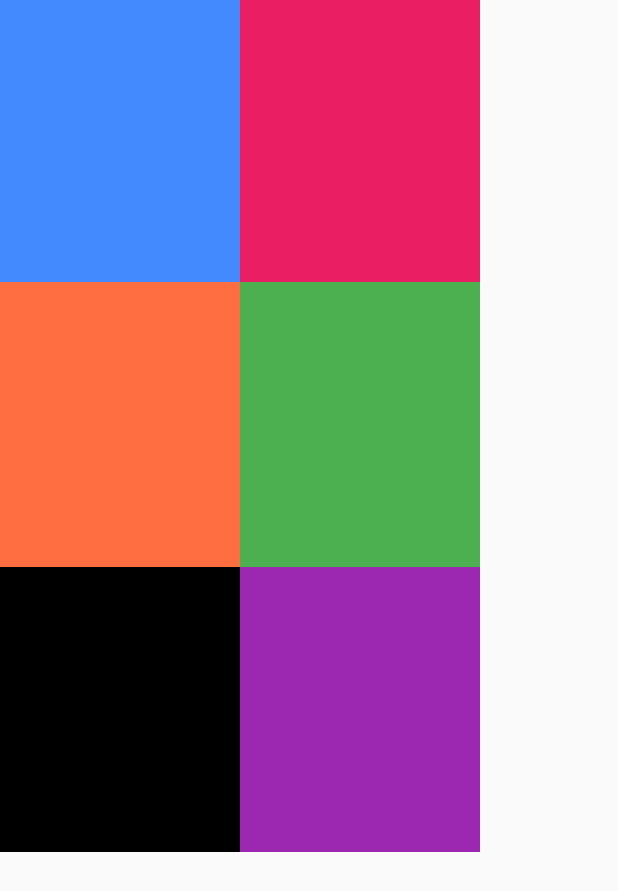
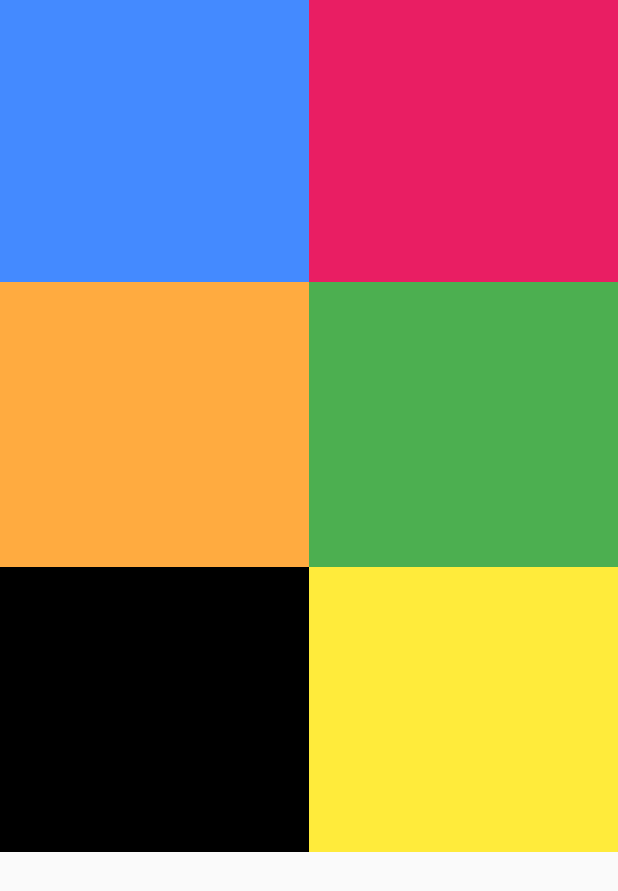
Before and after one commit to NkululekoMbhele/flutter-project-1-color-grid, a Flutter app: the screen it shows after launch, on a phone screen of 412 x 824 dp. Shown: the top 891 px of the screen. Run offline on Flutter 3.47's test engine with Material 2 defaults, Android fonts, the phone set to English and light mode, and no system bars.

Commit message:
The row Flexible fixed the width

```diff
--- a/lib/main.dart
+++ b/lib/main.dart
@@ -1,4 +1,3 @@
-
 import 'package:flutter/material.dart';
 
 void main() => runApp(const MyApp());
@@ -14,6 +13,10 @@ class MyApp extends StatelessWidget {
     //var width = screenSize.width;
     //var height = screenSize.height;
 
+    // The Flexible widget inside the containers row ensures that we don't worry about the device screen width
+    // This resizes the container to fill the extra ba
+    //We need to come with a similar solution for the height
+
     return MaterialApp(
       title: 'Welcome to Flutter',
       home: Scaffold(
@@ -23,63 +26,81 @@ class MyApp extends StatelessWidget {
           backgroundColor: Colors.deepOrangeAccent,
         ),*/
           body:Column(
+            mainAxisSize: MainAxisSize.max, // occupy all the y-axis space
             children: <Widget>[
               Row(
                 children: <Widget>[
-                Container(
-                  width: 160,
+                  Flexible(
+                      fit: FlexFit.tight,
+                      child:Container(
+                        width: 100,
                         height: 188,
                         decoration: BoxDecoration(
-                    color: Colors.blueAccent,
-                    //border: Border.all()
+                            color: Colors.blueAccent
+                        ),
+                      )
+                  ),
+                  Flexible(
+                    fit:FlexFit.tight,
+                    child: Container(
+                      width: 100,
+                      height: 188,
+                      decoration: BoxDecoration(
+                          color: Colors.pink
                       ),
                     ),
-                Container(
-                  width: 160,
-                  height: 188,
-                  decoration: BoxDecoration(
-                    color: Colors.pink,
-                   // border: Border.all()
                   ),
-                )
                 ],
               ),
               Row(
                   children: <Widget>[
-                Container(
-                  width: 160,
+                    Flexible(
+                        fit: FlexFit.tight,
+                        child:Container(
+                          width: 100,
                           height: 190,
                           decoration: BoxDecoration(
-                    color: Colors.deepOrangeAccent
+                              color: Colors.orangeAccent
                           ),
+                        )
                     ),
-                Container(
-                  width: 160,
+                    Flexible(
+                      fit:FlexFit.tight,
+                      child: Container(
+                        width: 100,
                         height: 190,
                         decoration: BoxDecoration(
                             color: Colors.green
                         ),
-                )
+                      ),
+                    ),
                   ]
               ),
                   Row(
                       children: <Widget>[
-                Container(
-                  width: 160,
+                      Flexible(
+                          fit: FlexFit.tight,
+                          child:Container(
+                            width: 100,
                             height: 190,
                             decoration: BoxDecoration(
                               color: Colors.black
                             ),
+                          )
                       ),
-                Container(
-                  width: 160,
+                      Flexible(
+                        fit:FlexFit.tight,
+                        child: Container(
+                          width: 100,
                           height: 190,
                           decoration: BoxDecoration(
-                      color: Colors.purple
+                              color: Colors.yellow
+                          ),
                         ),
                       ),
                   ],
                 )
+
             ],
           )
       ),
```
Lines whose indentation alone changed are shown as unchanged.
